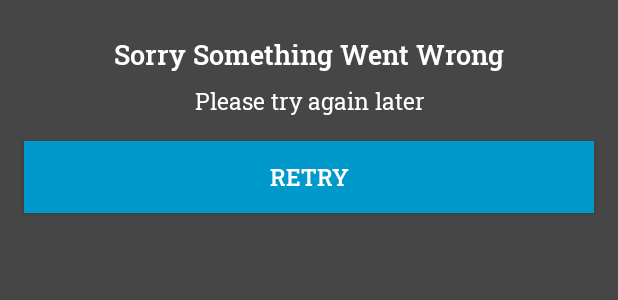
After one commit to Avutudevesh/news-app, an Android app: the layout view_error.xml on its own in the app's theme, with its tools: preview values and no code run, on a phone screen of 412 x 824 dp. The commit adds this screen. Shown: the top 300 px of the screen. Run offline under Robolectric (Android 15) with nearby library versions, the phone set to English and light mode, and no system bars.

Commit message:
handling loading and error states

```diff
--- a/app/src/main/java/com/example/news_app/db/NewsDBRepository.java
+++ b/app/src/main/java/com/example/news_app/db/NewsDBRepository.java
@@ -9,7 +9,7 @@ import java.util.List;
 public class NewsDBRepository extends AsyncTask<DBTask, Integer, List<NewsData>> {
 
     public interface CallBack {
-        public void onFetchNewsDBData(List<NewsData> data);
+         void onFetchNewsDBData(List<NewsData> data);
     }
 
     private CallBack callBack = null;
--- /dev/null
+++ b/app/src/main/res/layout/view_error.xml
@@ -0,0 +1,45 @@
+<?xml version="1.0" encoding="utf-8"?>
+<LinearLayout xmlns:android="http://schemas.android.com/apk/res/android"
+    android:layout_width="match_parent"
+    android:layout_height="match_parent"
+    android:layout_gravity="center_vertical"
+    android:background="#464646"
+    android:orientation="vertical">
+
+    <TextView
+        android:id="@+id/error_main_heading"
+        android:layout_width="match_parent"
+        android:layout_height="wrap_content"
+        android:layout_marginTop="24dp"
+        android:fontFamily="@font/roboto_slab_bold"
+        android:gravity="center_horizontal"
+        android:text="Sorry Something Went Wrong"
+        android:textColor="@android:color/white"
+        android:textSize="18sp" />
+
+    <TextView
+        android:id="@+id/error_sub_heading"
+        android:layout_width="match_parent"
+        android:layout_height="wrap_content"
+        android:layout_marginTop="8dp"
+        android:fontFamily="@font/roboto_slab_regular"
+        android:gravity="center_horizontal"
+        android:text="Please try again later"
+        android:textColor="@android:color/white"
+        android:textSize="15sp" />
+
+    <Button
+        android:id="@+id/retry_button"
+        android:layout_width="match_parent"
+        android:layout_height="wrap_content"
+        android:layout_marginStart="16dp"
+        android:layout_marginEnd="16dp"
+        android:layout_marginBottom="16dp"
+        android:layout_marginTop="16dp"
+        android:fontFamily="@font/roboto_slab_bold"
+        android:text="Retry"
+        android:background="@android:color/holo_blue_dark"
+        android:textColor="@android:color/white"
+        android:textSize="15sp" />
+
+</LinearLayout>
```
Also changed, not shown: app/src/main/java/com/example/news_app/MainActivity.java (+26 -0 lines), app/src/main/res/layout/activity_main.xml (+20 -5 lines), app/src/main/res/layout/view_loading.xml (added, +12 -0 lines).
